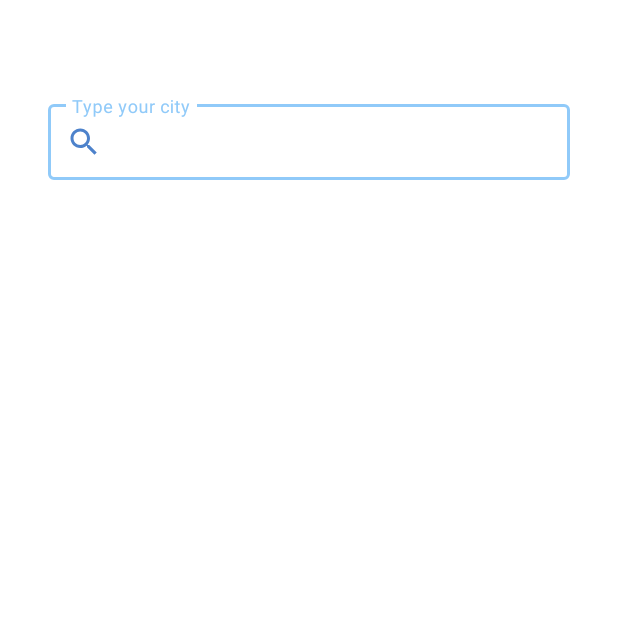
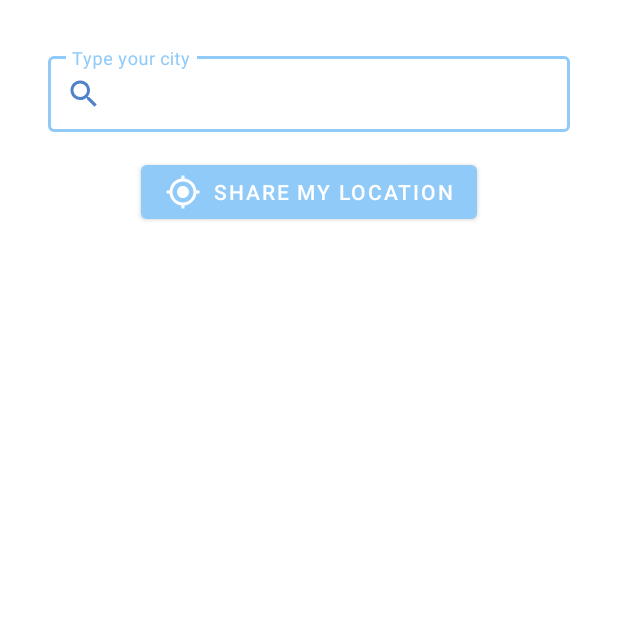
Before and after one commit to P-BUS/test-task-numbers-facts, an Android app: the screen it shows after launch (MainActivity), on a phone screen of 412 x 824 dp, the top half of it. Run offline under Robolectric (Android 15) with nearby library versions, the phone set to English and light mode, and no system bars; our stand-ins replace Dagger/Hilt's generated code, Room's generated code.

Commit message:
button added to share location

```diff
--- a/app/src/main/java/com/example/test_task_weather_forecast/ui/WeatherFragment.kt
+++ b/app/src/main/java/com/example/test_task_weather_forecast/ui/WeatherFragment.kt
@@ -87,6 +87,7 @@ class WeatherFragment : Fragment() {
                 }
         }
 
+
             // Determine which permissions the system has granted to your app
             val locationPermissionRequest = activity?.registerForActivityResult(
                 ActivityResultContracts.RequestMultiplePermissions()
@@ -113,7 +114,7 @@ class WeatherFragment : Fragment() {
                     }
                 }
             }
-
+        binding.button.setOnClickListener {
             if (ActivityCompat.checkSelfPermission(
                     requireActivity(),
                     Manifest.permission.ACCESS_COARSE_LOCATION
@@ -140,6 +141,9 @@ class WeatherFragment : Fragment() {
                 // and whether app needs to show a permission rationale dialog
                 locationPermissionRequest?.launch(arrayOf(Manifest.permission.ACCESS_COARSE_LOCATION))
             }
+        }
+
+
     }
 
     private fun bindForecast(forecast: WeatherModel) {
--- /dev/null
+++ b/app/src/main/res/drawable/ic_my_location.xml
@@ -0,0 +1,5 @@
+<vector android:height="24dp" android:tint="#000000"
+    android:viewportHeight="24" android:viewportWidth="24"
+    android:width="24dp" xmlns:android="http://schemas.android.com/apk/res/android">
+    <path android:fillColor="@android:color/white" android:pathData="M12,8c-2.21,0 -4,1.79 -4,4s1.79,4 4,4 4,-1.79 4,-4 -1.79,-4 -4,-4zM20.94,11c-0.46,-4.17 -3.77,-7.48 -7.94,-7.94L13,1h-2v2.06C6.83,3.52 3.52,6.83 3.06,11L1,11v2h2.06c0.46,4.17 3.77,7.48 7.94,7.94L11,23h2v-2.06c4.17,-0.46 7.48,-3.77 7.94,-7.94L23,13v-2h-2.06zM12,19c-3.87,0 -7,-3.13 -7,-7s3.13,-7 7,-7 7,3.13 7,7 -3.13,7 -7,7z"/>
+</vector>
--- a/app/src/main/res/layout/weather_fragment.xml
+++ b/app/src/main/res/layout/weather_fragment.xml
@@ -10,16 +10,28 @@
         android:id="@+id/tv_city"
         android:layout_width="wrap_content"
         android:layout_height="wrap_content"
-        android:layout_marginTop="@dimen/margin_large"
         android:gravity="center"
         android:textAllCaps="true"
+        android:layout_marginTop="@dimen/margin_medium"
         android:textColor="@color/secondaryDarkColor"
         android:textSize="@dimen/large_text"
         app:layout_constraintEnd_toEndOf="parent"
         app:layout_constraintStart_toStartOf="parent"
-        app:layout_constraintTop_toBottomOf="@id/il_input_city"
-        tools:layout_editor_absoluteY="64dp"
+        app:layout_constraintTop_toBottomOf="@+id/button"
         tools:text="@string/city" />
+
+    <com.google.android.material.button.MaterialButton
+        android:id="@+id/button"
+        android:layout_width="wrap_content"
+        android:layout_height="wrap_content"
+        android:text="@string/share_location"
+        app:icon="@drawable/ic_my_location"
+        app:iconTint="@color/white"
+        android:textColor="@color/white"
+        android:layout_marginTop="@dimen/margin_medium"
+        app:layout_constraintEnd_toEndOf="parent"
+        app:layout_constraintStart_toStartOf="parent"
+        app:layout_constraintTop_toBottomOf="@+id/il_input_city" />
 
     <com.google.android.material.textfield.TextInputLayout
         android:id="@+id/il_input_city"
@@ -28,7 +40,7 @@
         android:layout_height="56dp"
 
         android:layout_marginHorizontal="@dimen/margin_large"
-        android:layout_marginTop="@dimen/margin_xlarge"
+        android:layout_marginTop="@dimen/margin_large"
         android:hint="@string/hint_city"
         app:endIconMode="clear_text"
         app:errorContentDescription=""
--- a/app/src/main/res/values/strings.xml
+++ b/app/src/main/res/values/strings.xml
@@ -1,6 +1,7 @@
 <resources>
     <string name="app_name">test-task-weather-forecast</string>
     <string name="city">Lviv</string>
+    <string name="share_location">Share my location</string>
     <string name="hint_city">Type your city</string>
     <string name="temperature">%1$d \u2103</string>
     <string name="text_forecast">Forecast for 5 days</string>
```
Lines whose indentation alone changed are shown as unchanged.
